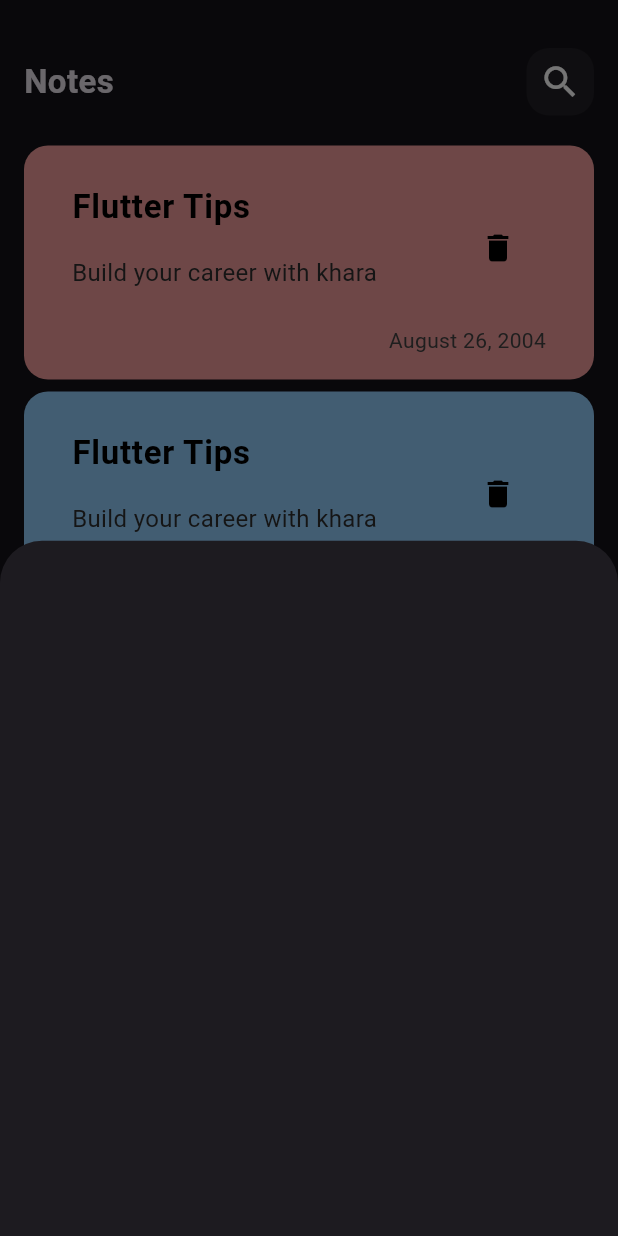
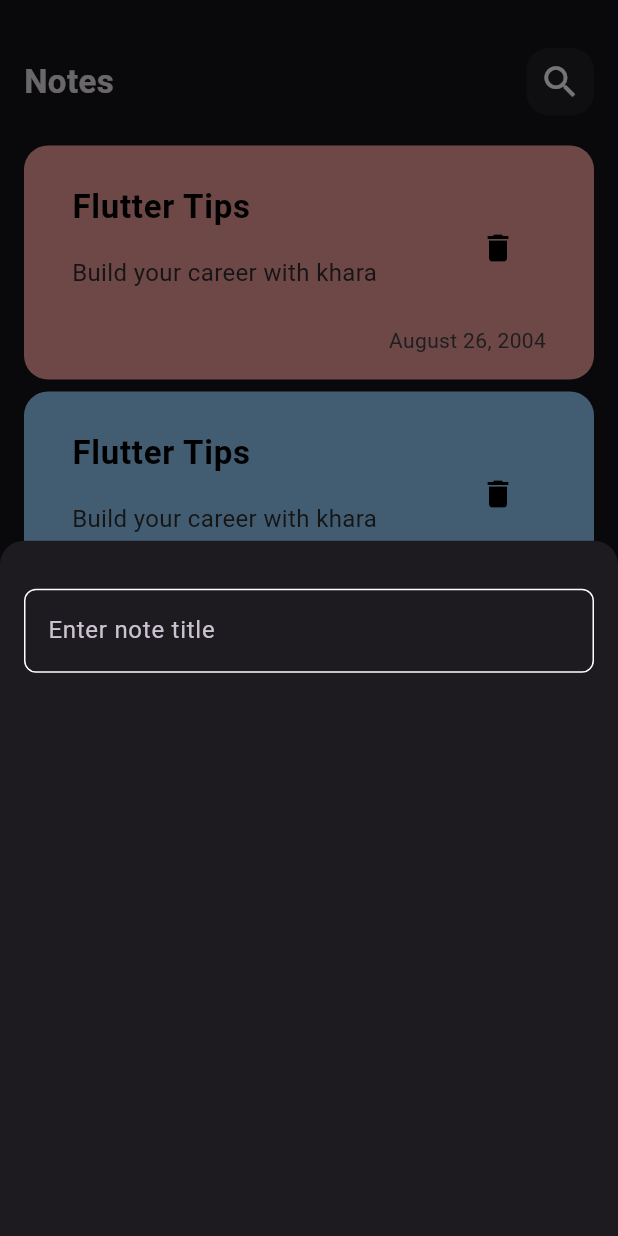
Before and after one commit to youssefkh288/notes_app, a Flutter app: the screen it shows after launch, after a tap on the "add" icon, on a phone screen of 412 x 824 dp. Run offline on Flutter 3.47's test engine with Material 3 defaults, Android fonts, the phone set to English and light mode, and no system bars.

Commit message:
create text field

```diff
--- /dev/null
+++ b/lib/constants.dart
@@ -0,0 +1,3 @@
+import 'dart:ui';
+
+const kPrimaryColor = Color(0xff62b2ed);
--- a/lib/views/notes_view.dart
+++ b/lib/views/notes_view.dart
@@ -11,6 +11,9 @@ class NotesView extends StatelessWidget {
       floatingActionButton: FloatingActionButton(
         onPressed: () {
           showModalBottomSheet(
+            shape: RoundedRectangleBorder(
+              borderRadius: BorderRadius.vertical(top: Radius.circular(16)),
+            ),
             context: context,
             builder: (context) {
               return AddNoteBottomSheet();
--- a/lib/widgets/add_note_bottom_sheet.dart
+++ b/lib/widgets/add_note_bottom_sheet.dart
@@ -1,11 +1,14 @@
-
 import 'package:flutter/material.dart';
+import 'package:notes_app/widgets/custom_text_field.dart';
 
 class AddNoteBottomSheet extends StatelessWidget {
   const AddNoteBottomSheet({super.key});
 
   @override
   Widget build(BuildContext context) {
-    return Container();
+    return Padding(
+      padding: const EdgeInsets.symmetric(horizontal: 16.0),
+      child: Column(children: [SizedBox(height: 32), CustomTextField()]),
+    );
   }
 }
--- /dev/null
+++ b/lib/widgets/custom_text_field.dart
@@ -0,0 +1,25 @@
+import 'package:flutter/material.dart';
+import 'package:notes_app/constants.dart';
+
+class CustomTextField extends StatelessWidget {
+  const CustomTextField({super.key});
+
+  @override
+  Widget build(BuildContext context) {
+    return TextField(
+      decoration: InputDecoration(
+        border: buildBorder(),
+        enabledBorder: buildBorder(),
+        focusedBorder: buildBorder(kPrimaryColor),
+        hintText: 'Enter note title',
+      ),
+    );
+  }
+}
+
+OutlineInputBorder buildBorder([color]) {
+  return OutlineInputBorder(
+    borderRadius: BorderRadius.circular(8),
+    borderSide: BorderSide(color: color ?? Colors.white),
+  );
+}
```
